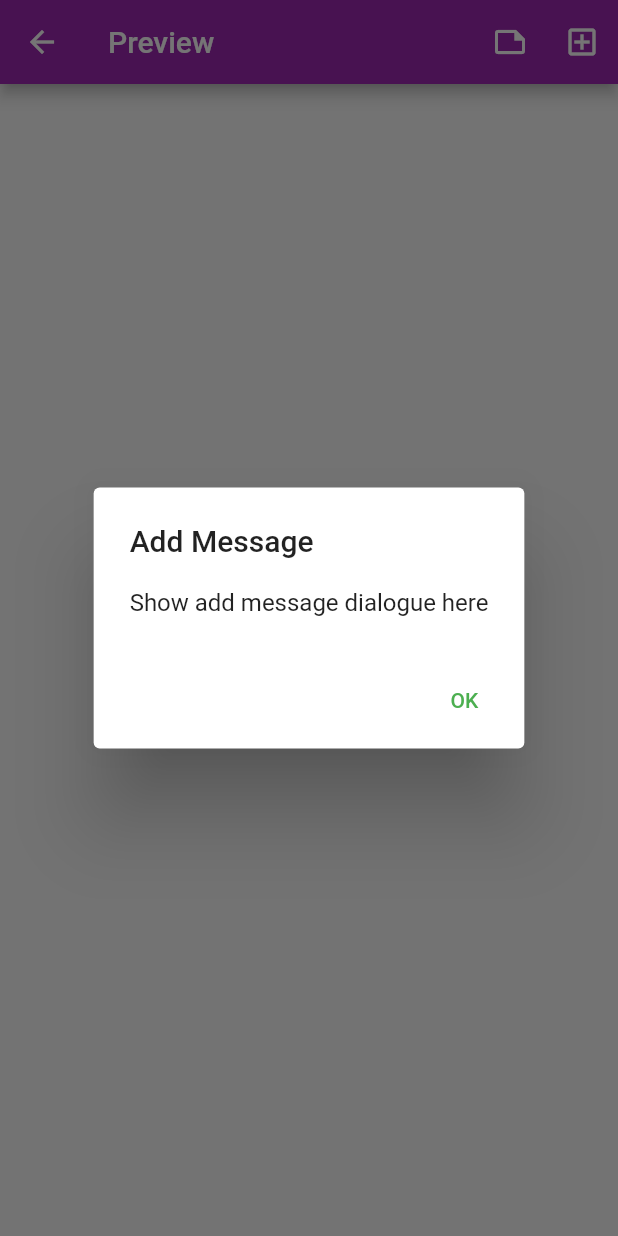
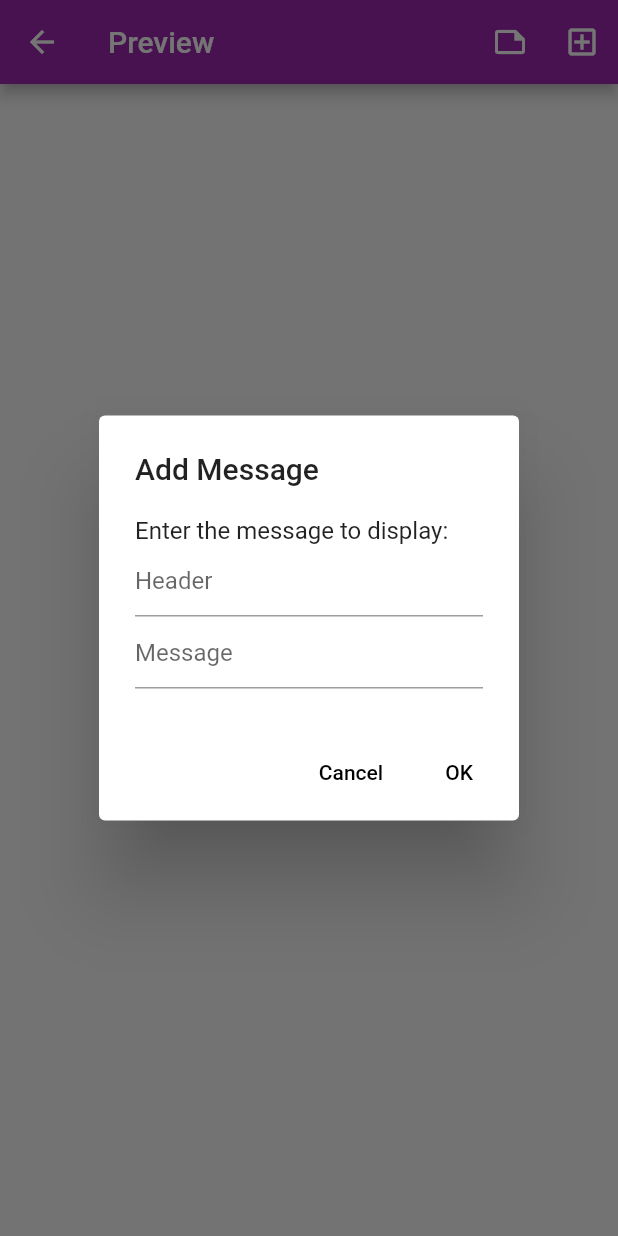
Before and after one commit to kelvin589/diginote, a Flutter app: the PreviewView screen opened directly with empty values, after a tap on the "add box" icon, on a phone screen of 412 x 824 dp. Run offline on Flutter 3.47's test engine with Material 2 defaults, Android fonts, the phone set to English and light mode, and no system bars; our stand-ins replace cloud_firestore, firebase_auth, firebase_core; accounts and stored records are empty.

Commit message:
Add popup to add message

```diff
--- a/lib/ui/views/preview_view.dart
+++ b/lib/ui/views/preview_view.dart
@@ -2,6 +2,7 @@ import 'package:diginote/core/models/messages_model.dart';
 import 'package:diginote/core/providers/firebase_preview_provider.dart';
 import 'package:diginote/ui/shared/dialogue_helper.dart';
 import 'package:diginote/ui/shared/icon_helper.dart';
+import 'package:diginote/ui/widgets/add_message_popup.dart';
 import 'package:diginote/ui/widgets/preview_list_item.dart';
 import 'package:flutter/material.dart';
 import 'package:provider/provider.dart';
@@ -24,7 +25,10 @@ class _PreviewViewState extends State<PreviewView> {
         icon: IconHelper.templatesIcon,
       ),
       IconButton(
-        onPressed: () => DialogueHelper.showSuccessDialogue(context, 'Add Message', 'Show add message dialogue here'),
+        onPressed: () => showDialog(
+              context: context,
+              builder: (context) => const AddMessagePopup(),
+            ),
         icon: IconHelper.addIcon,
       ),
     ];
--- /dev/null
+++ b/lib/ui/widgets/add_message_popup.dart
@@ -0,0 +1,68 @@
+import 'package:diginote/ui/shared/input_validators.dart';
+import 'package:flutter/material.dart';
+
+class AddMessagePopup extends StatefulWidget {
+  const AddMessagePopup({Key? key}) : super(key: key);
+
+  @override
+  _AddMessagePopupState createState() => _AddMessagePopupState();
+}
+
+class _AddMessagePopupState extends State<AddMessagePopup> {
+  final _formKey = GlobalKey<FormState>();
+  final TextEditingController _headerController = TextEditingController();
+  final TextEditingController _messageController = TextEditingController();
+
+  @override
+  Widget build(BuildContext context) {
+    return AlertDialog(
+      title: const Text('Add Message'),
+      content: Form(
+        key: _formKey,
+        child: Column(
+          mainAxisSize: MainAxisSize.min,
+          crossAxisAlignment: CrossAxisAlignment.start,
+          children: [
+            const Text('Enter the message to display:'),
+            TextFormField(
+              controller: _headerController,
+              decoration: const InputDecoration(hintText: 'Header'),
+              validator: isEmptyValidator,
+            ),
+            TextFormField(
+              controller: _messageController,
+              decoration: const InputDecoration(hintText: 'Message'),
+              validator: isEmptyValidator,
+            ),
+          ],
+        ),
+      ),
+      actions: [
+        TextButton(
+          onPressed: _cancelPressed,
+          child: const Text('Cancel'),
+          style: ButtonStyle(
+            foregroundColor: MaterialStateProperty.all(Colors.black),
+          ),
+        ),
+        TextButton(
+          onPressed: _okPressed,
+          child: const Text('OK'),
+          style: ButtonStyle(
+            foregroundColor: MaterialStateProperty.all(Colors.black),
+          ),
+        ),
+      ],
+    );
+  }
+
+  void _cancelPressed() {
+    Navigator.pop(context);
+  }
+
+  void _okPressed() {
+    if (_formKey.currentState!.validate()) {
+      Navigator.pop(context);
+    }
+  }
+}
```
